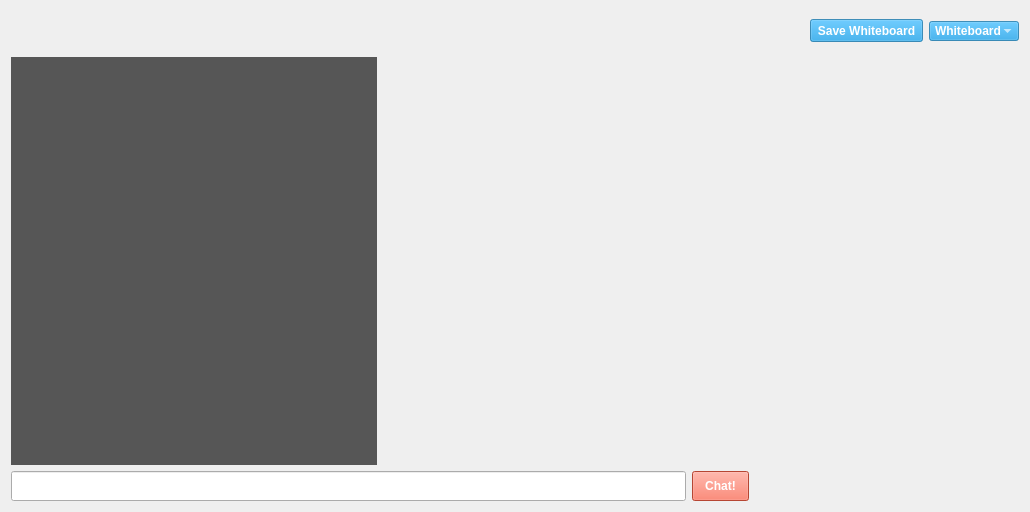
dparker2/StudyGroup, file groupwidget.ui: the form before one commit.
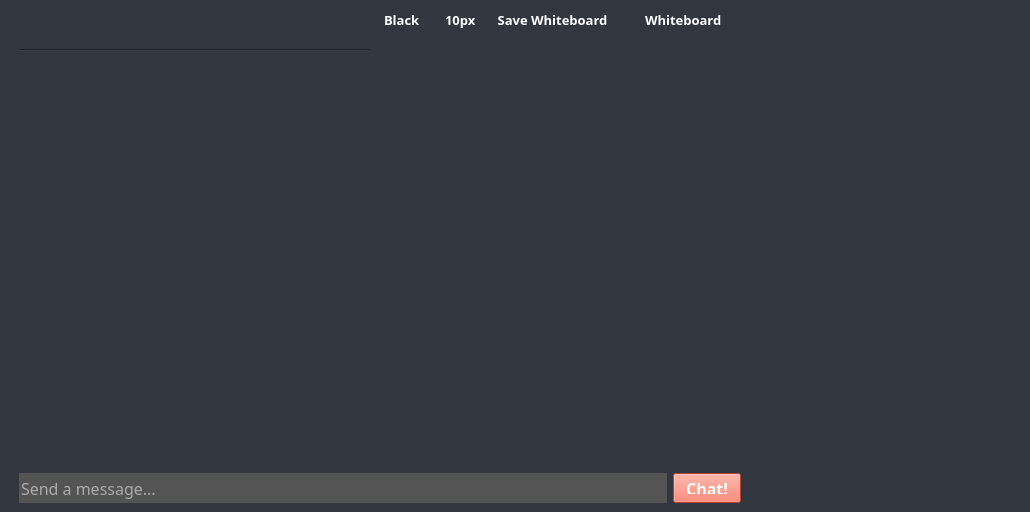
The form after the commit. Icons and pictures are not drawn.

The edit to the form file:
```diff
--- a/groupwidget.ui
+++ b/groupwidget.ui
@@ -19,9 +19,46 @@
   <property name="windowTitle">
    <string>Form</string>
   </property>
+  <property name="styleSheet">
+   <string notr="true">background-color: rgb(50, 54, 63);</string>
+  </property>
   <layout class="QVBoxLayout" name="verticalLayout">
+   <property name="spacing">
+    <number>0</number>
+   </property>
+   <property name="leftMargin">
+    <number>10</number>
+   </property>
+   <property name="topMargin">
+    <number>0</number>
+   </property>
+   <property name="rightMargin">
+    <number>10</number>
+   </property>
+   <property name="bottomMargin">
+    <number>0</number>
+   </property>
    <item>
-    <layout class="QHBoxLayout" name="horizontalLayout_3">
+    <widget class="QFrame" name="">
+     <layout class="QHBoxLayout" name="horizontalLayout_8">
+      <property name="spacing">
+       <number>0</number>
+      </property>
+      <item>
+       <layout class="QVBoxLayout" name="verticalLayout_2">
+        <property name="spacing">
+         <number>0</number>
+        </property>
+        <item>
+         <layout class="QHBoxLayout" name="horizontalLayout_4">
+          <property name="spacing">
+           <number>0</number>
+          </property>
+          <item>
+           <layout class="QVBoxLayout" name="verticalLayout_4">
+            <property name="rightMargin">
+             <number>10</number>
+            </property>
      <item>
       <widget class="QLabel" name="groupid_label">
        <property name="sizePolicy">
@@ -38,7 +75,10 @@
        </property>
        <property name="font">
         <font>
+                <family>Trebuchet MS</family>
          <pointsize>20</pointsize>
+                <weight>75</weight>
+                <bold>true</bold>
         </font>
        </property>
        <property name="styleSheet">
@@ -47,60 +87,12 @@
       </widget>
      </item>
      <item>
-      <widget class="QToolButton" name="save_whiteboard_button">
-       <property name="enabled">
-        <bool>true</bool>
-       </property>
-       <property name="styleSheet">
-        <string notr="true">background-color: rgba(20,150,220, 0.7);
-color: white; 
-font:bold;
-padding: 2px;</string>
-       </property>
-       <property name="text">
-        <string>Save Whiteboard</string>
-       </property>
-      </widget>
-     </item>
-     <item>
-      <widget class="QComboBox" name="comboBox">
-       <property name="sizePolicy">
-        <sizepolicy hsizetype="Fixed" vsizetype="Fixed">
-         <horstretch>0</horstretch>
-         <verstretch>0</verstretch>
-        </sizepolicy>
-       </property>
-       <property name="styleSheet">
-        <string notr="true">QComboBox {
-background-color: rgba(20,150,220, 0.7);
-color: white; 
-font:bold;
-padding: 1px 0px 1px 5px;
-}</string>
-       </property>
-       <property name="editable">
-        <bool>false</bool>
-       </property>
-       <item>
-        <property name="text">
-         <string>Whiteboard</string>
-        </property>
-       </item>
-       <item>
-        <property name="text">
-         <string>Flashcards</string>
-        </property>
-       </item>
-      </widget>
-     </item>
-    </layout>
-   </item>
-   <item>
-    <layout class="QHBoxLayout" name="horizontalLayout_8">
-     <item>
-      <layout class="QVBoxLayout" name="verticalLayout_2">
-       <item>
-        <layout class="QHBoxLayout" name="horizontalLayout_4">
+             <widget class="Line" name="line">
+              <property name="orientation">
+               <enum>Qt::Horizontal</enum>
+              </property>
+             </widget>
+            </item>
          <item>
           <widget class="QTextEdit" name="chat_box">
            <property name="sizePolicy">
@@ -111,12 +103,12 @@
            </property>
            <property name="font">
             <font>
-             <family>Arial</family>
+                <family>Trebuchet MS</family>
              <pointsize>12</pointsize>
             </font>
            </property>
            <property name="styleSheet">
-            <string notr="true">background-color: rgb(86, 86, 86);
+               <string notr="true">background-color: rgb(50, 54, 63);
 color: rgb(255, 255, 255);</string>
            </property>
            <property name="frameShape">
@@ -130,6 +122,269 @@
            </property>
           </widget>
          </item>
+           </layout>
+          </item>
+          <item>
+           <layout class="QVBoxLayout" name="verticalLayout_3">
+            <property name="spacing">
+             <number>0</number>
+            </property>
+            <item>
+             <layout class="QHBoxLayout" name="horizontalLayout">
+              <item>
+               <widget class="QComboBox" name="comboBox_2">
+                <property name="sizePolicy">
+                 <sizepolicy hsizetype="Fixed" vsizetype="Fixed">
+                  <horstretch>0</horstretch>
+                  <verstretch>0</verstretch>
+                 </sizepolicy>
+                </property>
+                <property name="font">
+                 <font>
+                  <family>Trebuchet MS</family>
+                  <pointsize>10</pointsize>
+                  <weight>75</weight>
+                  <italic>false</italic>
+                  <bold>true</bold>
+                 </font>
+                </property>
+                <property name="styleSheet">
+                 <string notr="true">QComboBox {
+background-color: rgb(50, 54, 63);
+color: white; 
+font:bold;
+border: 0px;
+padding-top: 1px;
+padding-left: 4px;
+padding-right: 0px;
+}
+
+QComboBox:hover {
+	background-color: rgba(0, 127, 177, 0.6);
+}
+
+QComboBox::drop-down {
+   border: 0px;
+}
+
+QComboBox::down-arrow {
+	image: url(:/resources/img/down-arrow.png);
+}
+</string>
+                </property>
+                <property name="editable">
+                 <bool>false</bool>
+                </property>
+                <property name="sizeAdjustPolicy">
+                 <enum>QComboBox::AdjustToContents</enum>
+                </property>
+                <item>
+                 <property name="text">
+                  <string>Black</string>
+                 </property>
+                </item>
+                <item>
+                 <property name="text">
+                  <string>Red</string>
+                 </property>
+                </item>
+                <item>
+                 <property name="text">
+                  <string>Green</string>
+                 </property>
+                </item>
+                <item>
+                 <property name="text">
+                  <string>Blue</string>
+                 </property>
+                </item>
+               </widget>
+              </item>
+              <item>
+               <widget class="QComboBox" name="comboBox_3">
+                <property name="sizePolicy">
+                 <sizepolicy hsizetype="Fixed" vsizetype="Fixed">
+                  <horstretch>0</horstretch>
+                  <verstretch>0</verstretch>
+                 </sizepolicy>
+                </property>
+                <property name="maximumSize">
+                 <size>
+                  <width>16777215</width>
+                  <height>16777215</height>
+                 </size>
+                </property>
+                <property name="font">
+                 <font>
+                  <family>Trebuchet MS</family>
+                  <pointsize>10</pointsize>
+                  <weight>75</weight>
+                  <italic>false</italic>
+                  <bold>true</bold>
+                 </font>
+                </property>
+                <property name="styleSheet">
+                 <string notr="true">QComboBox {
+background-color: rgb(50, 54, 63);
+color: white; 
+font:bold;
+border: 0px;
+padding-top: 1px;
+padding-left: 4px;
+padding-right: 0px;
+}
+
+QComboBox:hover {
+	background-color: rgba(0, 127, 177, 0.6);
+}
+
+QComboBox::drop-down {
+   border: 0px;
+}
+
+QComboBox::down-arrow {
+	image: url(:/resources/img/down-arrow.png);
+}
+</string>
+                </property>
+                <property name="editable">
+                 <bool>false</bool>
+                </property>
+                <property name="currentIndex">
+                 <number>4</number>
+                </property>
+                <property name="sizeAdjustPolicy">
+                 <enum>QComboBox::AdjustToContents</enum>
+                </property>
+                <item>
+                 <property name="text">
+                  <string>2px</string>
+                 </property>
+                </item>
+                <item>
+                 <property name="text">
+                  <string>4px</string>
+                 </property>
+                </item>
+                <item>
+                 <property name="text">
+                  <string>6px</string>
+                 </property>
+                </item>
+                <item>
+                 <property name="text">
+                  <string>8px</string>
+                 </property>
+                </item>
+                <item>
+                 <property name="text">
+                  <string>10px</string>
+                 </property>
+                </item>
+               </widget>
+              </item>
+              <item>
+               <widget class="QToolButton" name="save_whiteboard_button">
+                <property name="enabled">
+                 <bool>true</bool>
+                </property>
+                <property name="font">
+                 <font>
+                  <family>Trebuchet MS</family>
+                  <pointsize>10</pointsize>
+                  <weight>75</weight>
+                  <italic>false</italic>
+                  <bold>true</bold>
+                 </font>
+                </property>
+                <property name="styleSheet">
+                 <string notr="true">QToolButton {
+background-color: rgb(50, 54, 63);
+color: white; 
+font:bold;
+border: 0px;
+}
+
+QToolButton:hover {
+	background-color: rgba(0, 127, 177, 0.6);
+}</string>
+                </property>
+                <property name="text">
+                 <string>Save Whiteboard</string>
+                </property>
+               </widget>
+              </item>
+              <item>
+               <spacer name="horizontalSpacer_3">
+                <property name="orientation">
+                 <enum>Qt::Horizontal</enum>
+                </property>
+                <property name="sizeHint" stdset="0">
+                 <size>
+                  <width>0</width>
+                  <height>20</height>
+                 </size>
+                </property>
+               </spacer>
+              </item>
+              <item>
+               <widget class="QComboBox" name="comboBox">
+                <property name="sizePolicy">
+                 <sizepolicy hsizetype="Fixed" vsizetype="Fixed">
+                  <horstretch>0</horstretch>
+                  <verstretch>0</verstretch>
+                 </sizepolicy>
+                </property>
+                <property name="font">
+                 <font>
+                  <family>Trebuchet MS</family>
+                  <pointsize>10</pointsize>
+                  <weight>75</weight>
+                  <italic>false</italic>
+                  <bold>true</bold>
+                 </font>
+                </property>
+                <property name="styleSheet">
+                 <string notr="true">QComboBox {
+background-color: rgb(50, 54, 63);
+color: white; 
+font:bold;
+border: 0px;
+padding-top: 1px;
+padding-left: 4px;
+padding-right: 0px;
+}
+
+QComboBox:hover {
+	background-color: rgba(0, 127, 177, 0.6);
+}
+
+QComboBox::drop-down {
+   border: 0px;
+}
+
+QComboBox::down-arrow {
+	image: url(:/resources/img/down-arrow.png);
+}
+</string>
+                </property>
+                <property name="editable">
+                 <bool>false</bool>
+                </property>
+                <item>
+                 <property name="text">
+                  <string>Whiteboard</string>
+                 </property>
+                </item>
+                <item>
+                 <property name="text">
+                  <string>Flashcards</string>
+                 </property>
+                </item>
+               </widget>
+              </item>
+             </layout>
+            </item>
          <item>
           <widget class="QStackedWidget" name="study_mode">
            <property name="enabled">
@@ -154,8 +409,16 @@
          </item>
         </layout>
        </item>
+         </layout>
+        </item>
        <item>
         <layout class="QHBoxLayout" name="horizontalLayout_2">
+          <property name="spacing">
+           <number>6</number>
+          </property>
+          <property name="topMargin">
+           <number>6</number>
+          </property>
          <item>
           <widget class="QLineEdit" name="chat_input">
            <property name="sizePolicy">
@@ -178,10 +441,18 @@
            </property>
            <property name="font">
             <font>
-             <family>Arial</family>
-             <pointsize>10</pointsize>
-            </font>
-           </property>
+              <family>Trebuchet MS</family>
+              <pointsize>12</pointsize>
+             </font>
+            </property>
+            <property name="styleSheet">
+             <string notr="true">background-color: #545454;
+color:white;
+border-style:none;</string>
+            </property>
+            <property name="placeholderText">
+             <string>Send a message...</string>
+            </property>
           </widget>
          </item>
          <item>
@@ -204,6 +475,15 @@
              <height>30</height>
             </size>
            </property>
+            <property name="font">
+             <font>
+              <family>Trebuchet MS</family>
+              <pointsize>12</pointsize>
+              <weight>75</weight>
+              <italic>false</italic>
+              <bold>true</bold>
+             </font>
+            </property>
            <property name="styleSheet">
             <string notr="true">background-color: #ff6247;
 color: white; 
@@ -278,6 +558,7 @@
       </layout>
      </item>
     </layout>
+    </widget>
    </item>
   </layout>
  </widget>
```
Left out of the diff: 6 changed lines with no effect on the pictures. Lines whose indentation alone changed are shown as unchanged.
